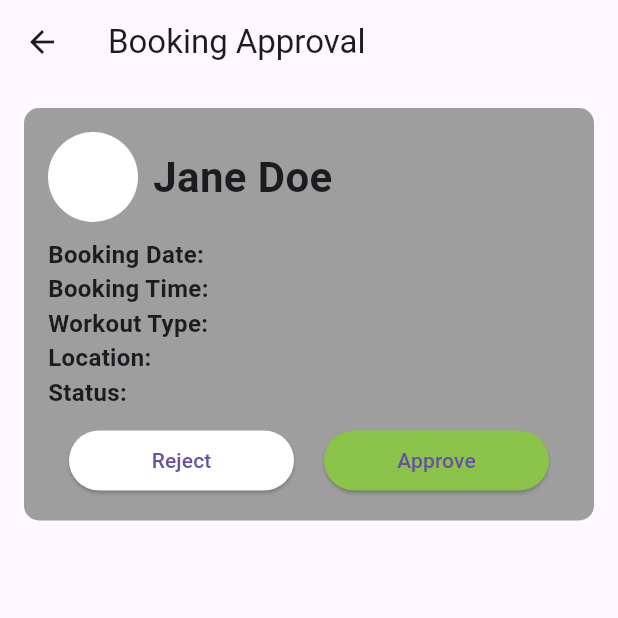
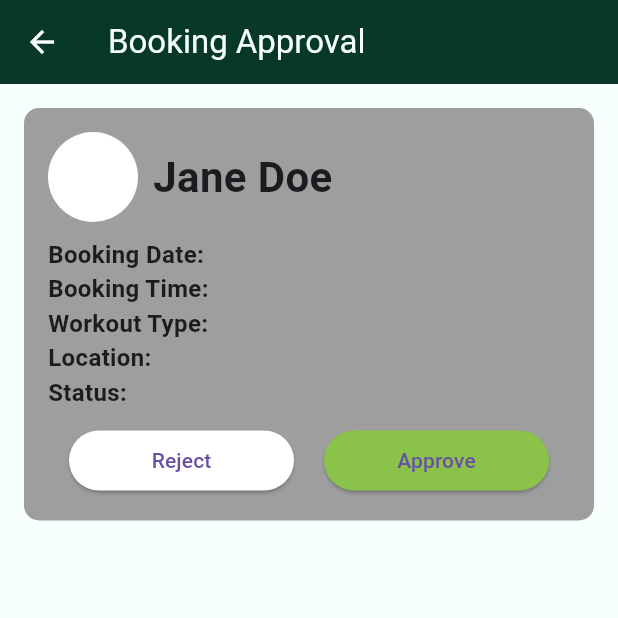
Before and after one commit to OppaiMilk/FitQuest, a Flutter app: the CoachHomePage screen opened directly, after a tap on an icon or button, on a phone screen of 412 x 824 dp, the top half of it. Run offline on Flutter 3.47's test engine with Material 3 defaults, Android fonts, the phone set to English and light mode, and no system bars.

Commit message:
modifying coach homepage

```diff
--- /dev/null
+++ b/lib/core/theme/app_theme.dart
@@ -0,0 +1,24 @@
+import 'package:flutter/material.dart';
+
+class AppTheme {
+  static const Color primaryColor = Color(0xFF083928);
+  static const Color secondaryColor = Color(0xFFE5ECE5);
+  static const Color tertiaryColor = Color(0xFFF7FFFA);
+
+  static const Color primaryTextColor = Color(0xFFF7FFFA);
+  static const Color secondaryTextColor = Color(0xFF788078);
+  static const Color tertiaryTextColor = Color(0xFF083928);
+
+  static const Color starColor = Color(0xFFFFC400);
+
+  static ThemeData get lightTheme {
+    return ThemeData(
+      primaryColor: primaryColor,
+      scaffoldBackgroundColor: tertiaryColor,
+      appBarTheme: const AppBarTheme(
+        backgroundColor: primaryColor,
+        foregroundColor: Colors.white,
+      ),
+    );
+  }
+}
--- a/lib/features/screens/booking_approval.dart
+++ b/lib/features/screens/booking_approval.dart
@@ -1,4 +1,6 @@
 import 'package:flutter/material.dart';
+
+import '../../core/theme/app_theme.dart';
 
 class CoachBookingApproval extends StatelessWidget {
   const CoachBookingApproval({super.key});
@@ -6,8 +8,13 @@ class CoachBookingApproval extends StatelessWidget {
   @override
   Widget build(BuildContext context) {
     return Scaffold(
+      backgroundColor: AppTheme.tertiaryColor,
       appBar: AppBar(
-        title: const Text('Booking Approval'),
+        backgroundColor: AppTheme.primaryColor,
+        title: const Text(
+          'Booking Approval',
+          style: TextStyle(fontWeight: FontWeight.normal, color: AppTheme.primaryTextColor),
+        ),
       ),
       body: Padding(
         padding: const EdgeInsets.all(16),
--- a/lib/features/screens/coach_homepage.dart
+++ b/lib/features/screens/coach_homepage.dart
@@ -1,5 +1,8 @@
 import 'package:calories_tracking/features/screens/booking_approval.dart';
 import 'package:flutter/material.dart';
+
+import '../../core/theme/app_theme.dart';
+import '../widgets/bottom_navigation.dart';
 
 class CoachHomePage extends StatelessWidget {
   const CoachHomePage({super.key});
@@ -7,7 +10,9 @@ class CoachHomePage extends StatelessWidget {
   @override
   Widget build(BuildContext context) {
     return Scaffold(
+      backgroundColor: AppTheme.tertiaryColor,
       appBar: AppBar(
+        backgroundColor: AppTheme.primaryColor,
         title: const Row(
           crossAxisAlignment: CrossAxisAlignment.start,
           children: [
@@ -16,21 +21,20 @@ class CoachHomePage extends StatelessWidget {
               children: [
                 Text(
                   "Welcome Back",
-                  style: TextStyle(fontSize: 14, color: Colors.black54),
+                  style: TextStyle(fontSize: 16, fontWeight: FontWeight.normal, color: AppTheme.primaryTextColor),
                 ),
                 Text(
-                  'COACH NAME',
-                  style: TextStyle(fontSize: 20, fontWeight: FontWeight.bold),
+                  'John Doe',
+                  style: TextStyle(fontSize: 24, fontWeight: FontWeight.bold, color: AppTheme.primaryTextColor),
                 ),
               ],
             ),
           ],
         ),
-        backgroundColor: Colors.white,
         actions: [
           IconButton(
-            icon: const Icon(Icons.notifications_none),
-            color: Colors.black,
+            icon: const Icon(Icons.notifications_outlined),
+            color: AppTheme.primaryTextColor,
             onPressed: () {},
           )
         ],
@@ -90,7 +94,7 @@ class CoachHomePage extends StatelessWidget {
                       Navigator.push(
                           context,
                           MaterialPageRoute(
-                              builder: (context) => CoachBookingApproval()));
+                              builder: (context) => const CoachBookingApproval()));
                     },
                   ),
                 );
@@ -99,30 +103,7 @@ class CoachHomePage extends StatelessWidget {
           ],
         ),
       ),
-      bottomNavigationBar: BottomNavigationBar(
-        items: const [
-          BottomNavigationBarItem(
-            icon: Icon(Icons.settings),
-            label: 'Settings',
-          ),
-          BottomNavigationBarItem(
-            icon: Icon(Icons.calendar_today),
-            label: 'Calendar',
-          ),
-          BottomNavigationBarItem(
-            icon: Icon(Icons.home),
-            label: 'Home',
-          ),
-          BottomNavigationBarItem(
-            icon: Icon(Icons.chat_bubble),
-            label: 'Chat',
-          ),
-        ],
-        currentIndex: 2,
-        selectedItemColor: Colors.blue,
-        unselectedItemColor: Colors.grey,
-        onTap: (index) {},
-      ),
+      bottomNavigationBar: const BottomNavigationBarWidget(),
     );
   }
 }
--- /dev/null
+++ b/lib/features/widgets/bottom_navigation.dart
@@ -0,0 +1,42 @@
+import 'package:calories_tracking/core/theme/app_theme.dart';
+import 'package:flutter/material.dart';
+
+class BottomNavigationBarWidget extends StatelessWidget {
+  const BottomNavigationBarWidget({super.key});
+
+  @override
+  Widget build(BuildContext context) {
+    return Container(
+      padding: const EdgeInsets.symmetric(vertical: 4.0),
+      color: AppTheme.primaryColor,
+      child: BottomNavigationBar(
+        backgroundColor: AppTheme.primaryColor,
+        type: BottomNavigationBarType.fixed,
+        selectedItemColor: AppTheme.tertiaryColor,
+        unselectedItemColor: AppTheme.primaryTextColor.withOpacity(0.6),
+        currentIndex: 2,
+        items: const [
+          BottomNavigationBarItem(
+            icon: Icon(Icons.settings),
+            label: 'Settings',
+          ),
+          BottomNavigationBarItem(
+            icon: Icon(Icons.calendar_today),
+            label: 'Calendar',
+          ),
+          BottomNavigationBarItem(
+            icon: Icon(Icons.home),
+            label: 'Home',
+          ),
+          BottomNavigationBarItem(
+            icon: Icon(Icons.chat),
+            label: 'Chat',
+          ),
+        ],
+        onTap: (index) {
+          // Handle navigation
+        },
+      ),
+    );
+  }
+}
```
Also changed, not shown: lib/main.dart (+7 -7 lines).
